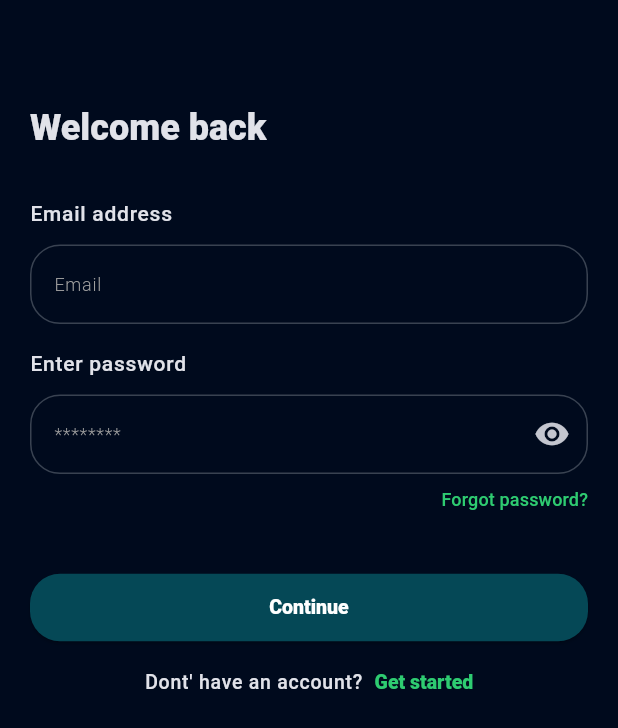
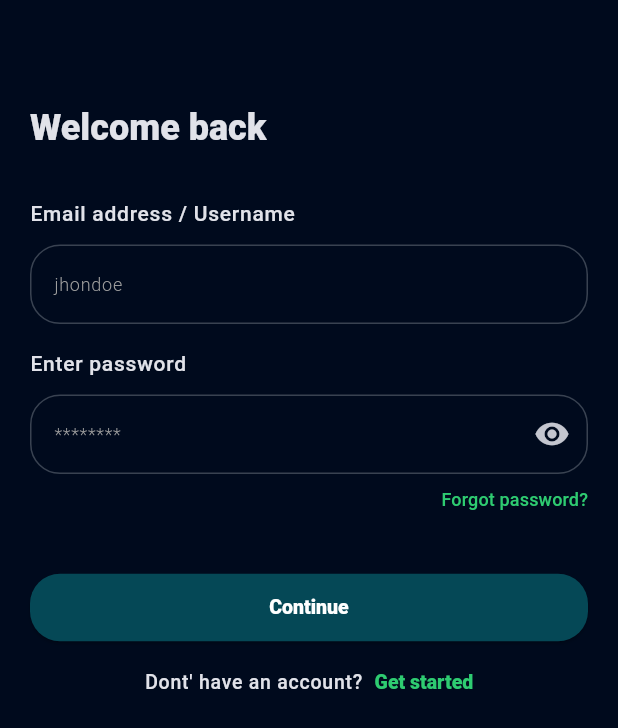
Before and after one commit to bilalmbaka/locstream-mobile-app, a Flutter app: the screen it shows after launch, on a phone screen of 412 x 824 dp. Shown: the top 728 px of the screen. Run offline on Flutter 3.47's test engine with Material 3 defaults, Android fonts, the light colour scheme and no system bars; our stand-ins replace device_info_plus, dio, equatable, file_picker, firebase_messaging, flutter_local_notifications and 9 more; accounts and stored records are empty; Roboto replaces fonts that are missing (Nunito).

Commit message:
feat: Auth

```diff
--- a/lib/core/constants/strings.dart
+++ b/lib/core/constants/strings.dart
@@ -7,7 +7,9 @@ class AppStrings {
 
   static const welcomeBack = 'Welcome back';
   static const emailAddress = 'Email address';
-  static const email = 'Email';
+  static const emailAddressOrUserName = 'Email address / Username';
+  static const email = 'jhondoe@email.com';
+  static const emailOrUserNameHint = 'jhondoe';
   static const enterPassword = 'Enter password';
   static const asterics = '********';
   static const forgotPassword = 'Forgot password?';
--- a/lib/data/data_sources/remote_data_sources/auth_remote_data_source.dart
+++ b/lib/data/data_sources/remote_data_sources/auth_remote_data_source.dart
@@ -79,7 +79,7 @@ class AuthRemoteDataSource {
 
   Future<void> resetPassword(ResetPasswordDto resetPasswordDto) async {
     try {
-      await apiService.post('/reset-password', data: resetPasswordDto.toJson());
+      await apiService.patch('/reset-password', data: resetPasswordDto.toJson());
     } catch (e) {
       rethrow;
     }
--- a/lib/domain/entities/auth_dto.dart
+++ b/lib/domain/entities/auth_dto.dart
@@ -5,7 +5,12 @@ class LoginDto {
   LoginDto({required this.email, required this.password});
 
   Map<String, dynamic> toJson() {
-    return {"email": email.trim(), "password": password, 'role': 'user'};
+    return {
+      'email': email.trim().toLowerCase(),
+      'userName': email.trim().toLowerCase(),
+      'password': password,
+      'role': 'user',
+    };
   }
 }
 
@@ -39,6 +44,6 @@ class ResetPasswordDto {
   });
 
   Map<String, dynamic> toJson() {
-    return {'email': email, 'otp': otp, 'newPassword': password};
+    return {'email': email, 'otp': otp, 'password': password};
   }
 }
--- a/lib/views/screens/authentication/login_screen.dart
+++ b/lib/views/screens/authentication/login_screen.dart
@@ -21,8 +21,8 @@ import 'reset_password_screen.dart';
 import 'signup_screen.dart';
 
 class LoginScreen extends ConsumerStatefulWidget {
-  static const path = "/$routeName";
-  static const routeName = "login";
+  static const path = '/$routeName';
+  static const routeName = 'login';
 
   const LoginScreen({super.key});
 
@@ -154,10 +154,10 @@ class _LoginScreenState extends ConsumerState<LoginScreen> {
       crossAxisAlignment: CrossAxisAlignment.start,
       children: [
         AppInputForm(
-          title: AppStrings.emailAddress,
+          title: AppStrings.emailAddressOrUserName,
           controller: _emailAddressTextController,
-          hint: AppStrings.email,
-          validator: AppTextValidators.isEmail,
+          hint: AppStrings.emailOrUserNameHint,
+          validator: AppTextValidators.isEmpty,
         ),
         AppConstants.mediumYSpace,
         AppInputForm(
@@ -187,13 +187,11 @@ class _LoginScreenState extends ConsumerState<LoginScreen> {
             password: _passwordTextController.text,
           ),
         );
-
   }
 
   void _loginListener(LoginState? previous, LoginState next) {
     if (next.isSuccess) {
       ref.read(profileViewModel.notifier).profile = next.data!;
-
 
       NavigationService.jumpToScreen(
         context: context,
@@ -201,5 +199,4 @@ class _LoginScreenState extends ConsumerState<LoginScreen> {
       );
     }
   }
-
 }
```
